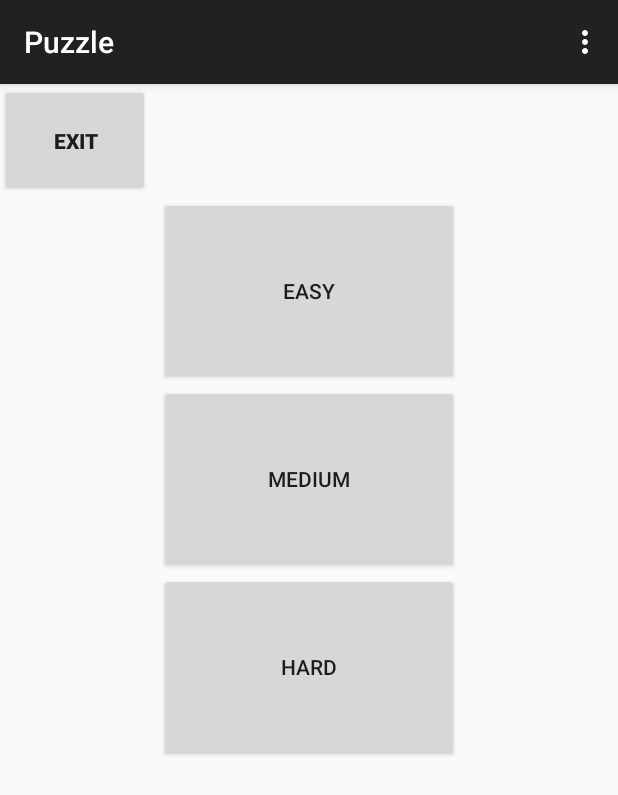
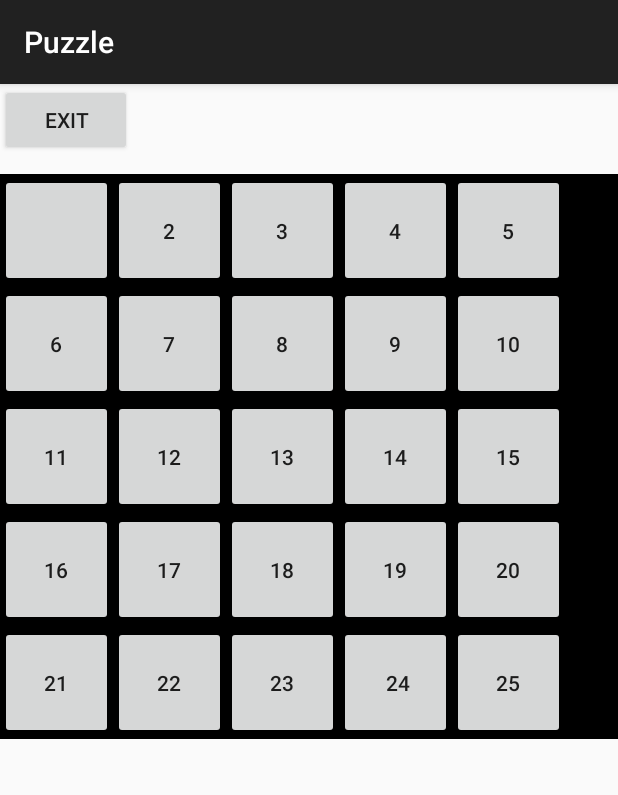
Before and after one commit to nmonagha/HackothonPuzzle, an Android app: the screen it shows after launch (MainActivity), after a tap on "EASY", on a phone screen of 412 x 824 dp. Shown: the top 795 px of the screen. Run offline under Robolectric (Android 15) with nearby library versions, the phone set to English and light mode, and no system bars; 1 other tap on this screen came first.

Commit message:
Fixed some errors

```diff
--- a/app/src/main/java/edu/nmonaghapurdue/puzzle/MainActivity.java
+++ b/app/src/main/java/edu/nmonaghapurdue/puzzle/MainActivity.java
@@ -6,6 +6,7 @@ import android.view.Menu;
 import android.view.MenuItem;
 import android.view.View;
 import android.widget.Button;
+import android.widget.TextView;
 
 public class MainActivity extends AppCompatActivity {
 
@@ -15,42 +16,50 @@ public class MainActivity extends AppCompatActivity {
         setContentView(R.layout.activity_main);
     }
 
-    @Override
-    public boolean onCreateOptionsMenu(Menu menu) {
-        // Inflate the menu; this adds items to the action bar if it is present.
-        getMenuInflater().inflate(R.menu.menu_main, menu);
-        return true;
-    }
-
-    @Override
-    public boolean onOptionsItemSelected(MenuItem item) {
-        // Handle action bar item clicks here. The action bar will
-        // automatically handle clicks on the Home/Up button, so long
-        // as you specify a parent activity in AndroidManifest.xml.
-        int id = item.getItemId();
-
-        //noinspection SimplifiableIfStatement
-        if (id == R.id.action_settings) {
-            return true;
-        }
-
-        return super.onOptionsItemSelected(item);
-    }
     public void startGame(View view) {
         setContentView(R.layout.screen_two); // change layout
 
-
     }
     public void easyDifficult(View view) {
-      //  setContentView();
+        setContentView(R.layout.gameplay);
+        Puzzle1 p1 = new Puzzle1();
+        Button c1 = (Button) findViewById(R.id.c1);
+        c1.setText("");
+        TextView tv1 = (TextView) c1;
+        tv1.setText("");
+        Button c2 = (Button) findViewById(R.id.c2);
+        Button c3 = (Button) findViewById(R.id.c3);
+        Button c4 = (Button) findViewById(R.id.c4);
+        Button c5 = (Button) findViewById(R.id.c5);
+        Button c6 = (Button) findViewById(R.id.c6);
+        Button c7 = (Button) findViewById(R.id.c7);
+        Button c8 = (Button) findViewById(R.id.c8);
+        Button c9 = (Button) findViewById(R.id.c9);
+        Button c10 = (Button) findViewById(R.id.c10);
+        Button c11 = (Button) findViewById(R.id.c11);
+        Button c12 = (Button) findViewById(R.id.c12);
+        Button c13 = (Button) findViewById(R.id.c13);
+        Button c14 = (Button) findViewById(R.id.c14);
+        Button c15 = (Button) findViewById(R.id.c15);
+        Button c16 = (Button) findViewById(R.id.c16);
+        Button c17 = (Button) findViewById(R.id.c17);
+        Button c18 = (Button) findViewById(R.id.c18);
+        Button c19 = (Button) findViewById(R.id.c19);
+        Button c20 = (Button) findViewById(R.id.c20);
+        Button c21 = (Button) findViewById(R.id.c21);
+        Button c22 = (Button) findViewById(R.id.c22);
+        Button c23 = (Button) findViewById(R.id.c23);
+        Button c24 = (Button) findViewById(R.id.c24);
+        Button c25 = (Button) findViewById(R.id.c25);
+
 
     }
     public void mediumDifficult(View view) {
- //       setContentView();
+        setContentView(R.layout.gameplay);
 
     }
     public void hardDifficult(View view) {
-   //     setContentView();
+        setContentView(R.layout.gameplay);
     }
     public void exit(View view) {
       setContentView(R.layout.activity_main);
--- a/app/src/main/res/layout/gameplay.xml
+++ b/app/src/main/res/layout/gameplay.xml
@@ -25,7 +25,7 @@
                 android:layout_width="75dp"
                 android:id="@+id/c1"
                 android:text="1"
-                android:onClick="1"
+                android:onClick="c1"
                 android:height="75dp"
                 android:width="75dp"
                 android:gravity="center"/>
--- /dev/null
+++ b/app/src/main/res/menu/menu_easy1.xml
@@ -0,0 +1,6 @@
+<menu xmlns:android="http://schemas.android.com/apk/res/android"
+    xmlns:app="http://schemas.android.com/apk/res-auto"
+    xmlns:tools="http://schemas.android.com/tools" tools:context="edu.nmonaghapurdue.puzzle.Easy1">
+    <item android:id="@+id/action_settings" android:title="@string/action_settings"
+        android:orderInCategory="100" app:showAsAction="never" />
+</menu>
--- a/app/src/main/res/values/strings.xml
+++ b/app/src/main/res/values/strings.xml
@@ -3,4 +3,5 @@
 
     <string name="hello_world">Hello world!</string>
     <string name="action_settings">Settings</string>
+    <string name="title_activity_easy1">Easy1</string>
 </resources>
```
Also changed, not shown: app/src/main/java/edu/nmonaghapurdue/puzzle/Puzzle1.java (+7 -0 lines).
